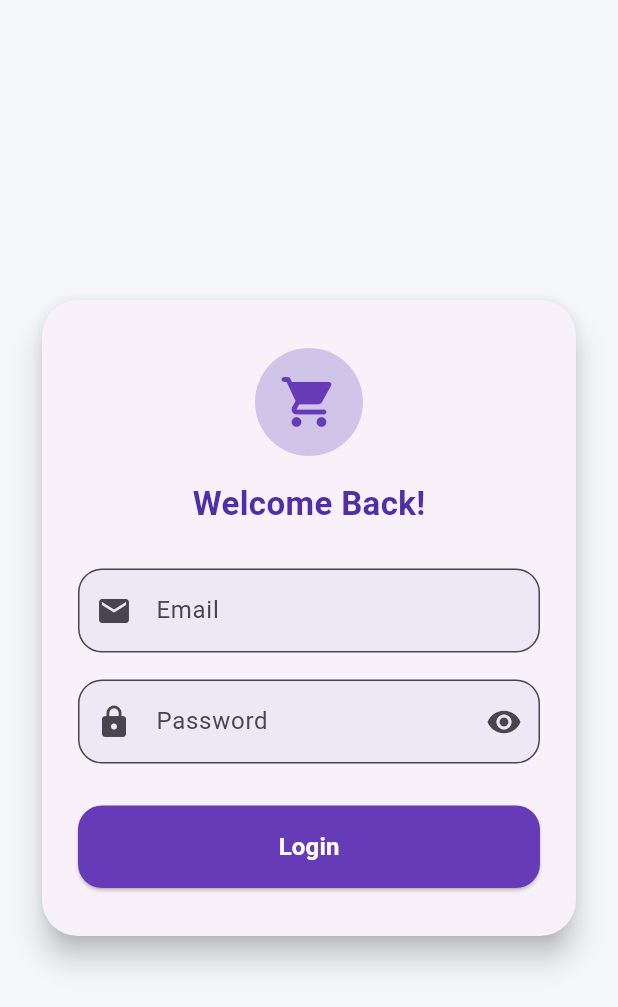
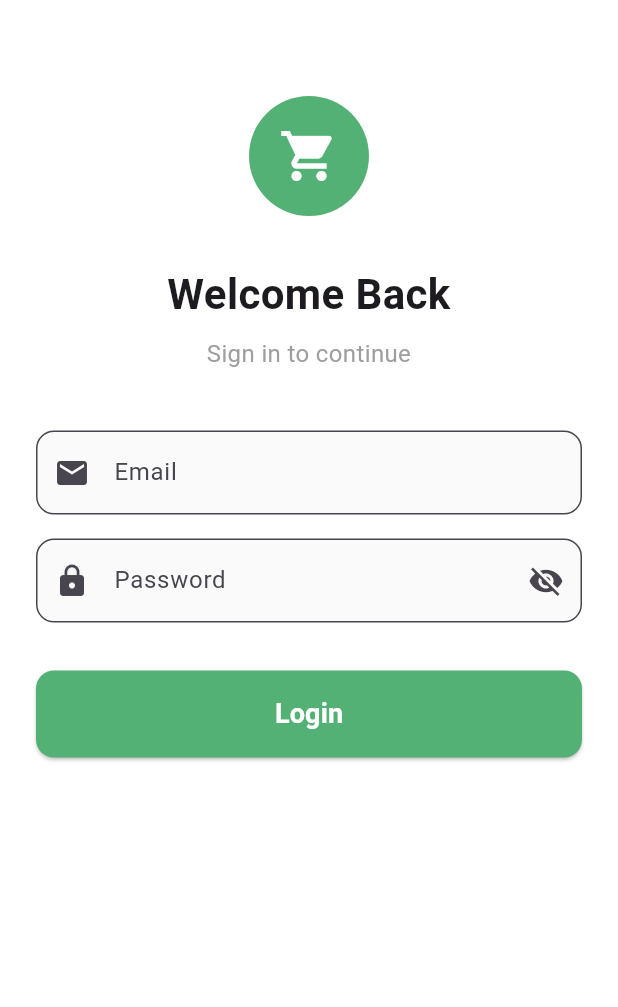
Before and after one commit to Vickykumarverma-11/GroceryApp, a Flutter app: the LoginScreen screen opened directly, on a phone screen of 412 x 824 dp. Shown: the top 1007 px of the screen. Run offline on Flutter 3.47's test engine with Material 3 defaults, Android fonts, the phone set to English and light mode, and no system bars; our stand-ins replace fluttertoast, geocoding, geolocator.

Commit message:
added validation in login

```diff
--- a/lib/screens/login_screen.dart
+++ b/lib/screens/login_screen.dart
@@ -1,4 +1,6 @@
 import 'package:flutter/material.dart';
+import 'package:fluttertoast/fluttertoast.dart';
+import 'home_screen.dart';
 
 import 'home_screen.dart';
 
@@ -10,10 +12,12 @@ class LoginScreen extends StatefulWidget {
 }
 
 class _LoginScreenState extends State<LoginScreen> {
-  final TextEditingController _emailController = TextEditingController();
-  final TextEditingController _passwordController = TextEditingController();
+  final _formKey = GlobalKey<FormState>();
+  final _emailController = TextEditingController();
+  final _passwordController = TextEditingController();
+  bool _isLoading = false;
+  String _errorMessage = '';
   bool _obscurePassword = true;
-  final _formKey = GlobalKey<FormState>();
 
   @override
   void dispose() {
@@ -22,60 +26,97 @@ class _LoginScreenState extends State<LoginScreen> {
     super.dispose();
   }
 
-  void _login() {
+  void _handleLogin() {
     if (_formKey.currentState!.validate()) {
-      // On successful login, navigate to HomeScreen
-      Navigator.pushReplacement(
-        context,
-        MaterialPageRoute(builder: (context) => HomeScreen()),
+      setState(() {
+        _isLoading = true;
+        _errorMessage = '';
+      });
+
+      // Simulating API call delay
+      Future.delayed(const Duration(seconds: 1), () {
+        if (_emailController.text == 'bicky@gmail.com' &&
+            _passwordController.text == '123456') {
+          Navigator.of(context).pushReplacement(
+            MaterialPageRoute(
+              builder: (context) => const HomeScreen(),
+            ),
           );
+        } else {
+              setState(() {
+            _isLoading = false;
+          });
+          Fluttertoast.showToast(
+            msg: 'Invalid email or password',
+            toastLength: Toast.LENGTH_SHORT,
+            gravity: ToastGravity.BOTTOM,
+            backgroundColor: Colors.red,
+            textColor: Colors.white,
+          );
+        }
+      });
     }
   }
 
   @override
   Widget build(BuildContext context) {
     return Scaffold(
-      backgroundColor: const Color(0xFFF5F6FA),
-      body: Center(
+      backgroundColor: Colors.white,
+      body: SafeArea(
         child: SingleChildScrollView(
           padding: const EdgeInsets.all(24.0),
-          child: Card(
-            elevation: 8,
-            shape:
-                RoundedRectangleBorder(borderRadius: BorderRadius.circular(24)),
-            child: Padding(
-              padding: const EdgeInsets.symmetric(horizontal: 24, vertical: 32),
           child: Form(
             key: _formKey,
             child: Column(
-                  mainAxisSize: MainAxisSize.min,
+              crossAxisAlignment: CrossAxisAlignment.stretch,
               children: [
-                    CircleAvatar(
-                      radius: 36,
-                      backgroundColor: Colors.deepPurple.shade100,
-                      child: const Icon(Icons.shopping_cart_rounded,
-                          size: 40, color: Colors.deepPurple),
+                const SizedBox(height: 40),
+                Center(
+                  child: Container(
+                    width: 80,
+                    height: 80,
+                    decoration: const BoxDecoration(
+                      color: Color(0xFF53B175),
+                      shape: BoxShape.circle,
                     ),
-                    const SizedBox(height: 16),
-                    Text(
-                      'Welcome Back!',
-                      style: TextStyle(
-                        fontSize: 22,
-                        fontWeight: FontWeight.bold,
-                        color: Colors.deepPurple.shade700,
+                    child: const Icon(
+                      Icons.shopping_cart,
+                      color: Colors.white,
+                      size: 40,
                     ),
                   ),
-                    const SizedBox(height: 28),
+                ),
+                const SizedBox(height: 32),
+                const Text(
+                  'Welcome Back',
+                  style: TextStyle(
+                    fontSize: 28,
+                    fontWeight: FontWeight.bold,
+                  ),
+                  textAlign: TextAlign.center,
+                ),
+                const SizedBox(height: 8),
+                const Text(
+                  'Sign in to continue',
+                  style: TextStyle(
+                    fontSize: 16,
+                    color: Colors.grey,
+                  ),
+                  textAlign: TextAlign.center,
+                ),
+                const SizedBox(height: 40),
                 TextFormField(
                   controller: _emailController,
                   keyboardType: TextInputType.emailAddress,
                   decoration: InputDecoration(
                     labelText: 'Email',
+                    hintText: 'Enter your email',
+                    border: OutlineInputBorder(
+                      borderRadius: BorderRadius.circular(12),
+                    ),
                     prefixIcon: const Icon(Icons.email),
-                        border: OutlineInputBorder(
-                            borderRadius: BorderRadius.circular(16)),
                     filled: true,
-                        fillColor: Colors.deepPurple.shade50,
+                    fillColor: Colors.grey[50],
                   ),
                   validator: (value) {
                     if (value == null || value.isEmpty) {
@@ -88,27 +129,31 @@ class _LoginScreenState extends State<LoginScreen> {
                     return null;
                   },
                 ),
-                    const SizedBox(height: 18),
+                const SizedBox(height: 16),
                 TextFormField(
                   controller: _passwordController,
                   obscureText: _obscurePassword,
                   decoration: InputDecoration(
                     labelText: 'Password',
+                    hintText: 'Enter your password',
+                    border: OutlineInputBorder(
+                      borderRadius: BorderRadius.circular(12),
+                    ),
                     prefixIcon: const Icon(Icons.lock),
-                        border: OutlineInputBorder(
-                            borderRadius: BorderRadius.circular(16)),
-                        filled: true,
-                        fillColor: Colors.deepPurple.shade50,
                     suffixIcon: IconButton(
-                          icon: Icon(_obscurePassword
-                              ? Icons.visibility
-                              : Icons.visibility_off),
+                      icon: Icon(
+                        _obscurePassword
+                            ? Icons.visibility_off
+                            : Icons.visibility,
+                      ),
                       onPressed: () {
                         setState(() {
                           _obscurePassword = !_obscurePassword;
                         });
                       },
                     ),
+                    filled: true,
+                    fillColor: Colors.grey[50],
                   ),
                   validator: (value) {
                     if (value == null || value.isEmpty) {
@@ -120,24 +165,33 @@ class _LoginScreenState extends State<LoginScreen> {
                     return null;
                   },
                 ),
-                    const SizedBox(height: 28),
-                    SizedBox(
-                      width: double.infinity,
-                      child: ElevatedButton(
+                const SizedBox(height: 32),
+                ElevatedButton(
+                  onPressed: _isLoading ? null : _handleLogin,
                   style: ElevatedButton.styleFrom(
-                          backgroundColor: Colors.deepPurple,
+                    backgroundColor: const Color(0xFF53B175),
+                    padding: const EdgeInsets.symmetric(vertical: 16),
                     shape: RoundedRectangleBorder(
-                            borderRadius: BorderRadius.circular(16),
+                      borderRadius: BorderRadius.circular(12),
                     ),
-                          padding: const EdgeInsets.symmetric(vertical: 16),
+                    minimumSize: const Size(double.infinity, 56),
                   ),
-                        onPressed: _login,
-                        child: const Text(
+                  child: _isLoading
+                      ? const SizedBox(
+                          height: 24,
+                          width: 24,
+                          child: CircularProgressIndicator(
+                            strokeWidth: 2,
+                            valueColor:
+                                AlwaysStoppedAnimation<Color>(Colors.white),
+                          ),
+                        )
+                      : const Text(
                           'Login',
                           style: TextStyle(
-                              fontSize: 16,
+                            fontSize: 18,
                             fontWeight: FontWeight.bold,
-                              color: Colors.white),
+                            color: Colors.white,
                           ),
                         ),
                 ),
@@ -146,8 +200,6 @@ class _LoginScreenState extends State<LoginScreen> {
           ),
         ),
       ),
-        ),
-      ),
     );
   }
 }
--- a/pubspec.yaml
+++ b/pubspec.yaml
@@ -30,7 +30,8 @@ environment:
 dependencies:
   flutter:
     sdk: flutter
-  provider: ^6.0.5
+  provider: ^6.0.0
+  fluttertoast: ^8.2.2
   geolocator: ^10.1.0
   geocoding: ^2.1.1
   # The following adds the Cupertino Icons font to your application.
```
Also changed, not shown: lib/main.dart (+30 -31 lines), lib/screens/home_screen.dart (+40 -55 lines), lib/screens/splash_screen.dart (+90 -27 lines), pubspec.lock, 3 other files. Lines whose indentation alone changed are shown as unchanged.
